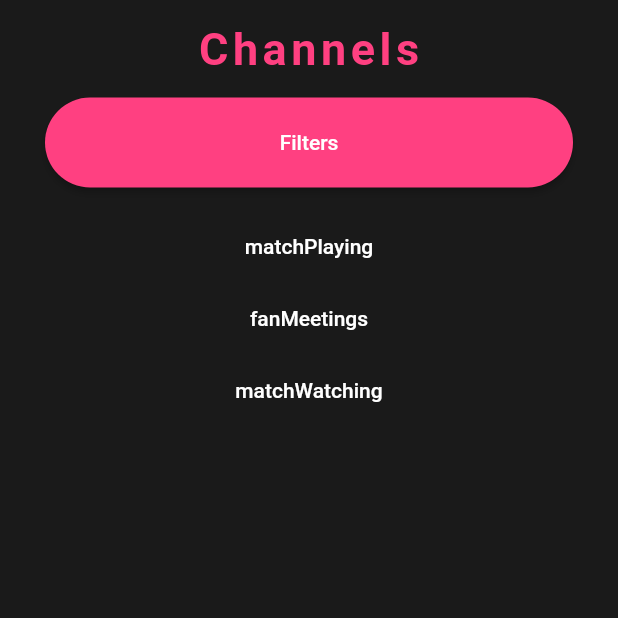
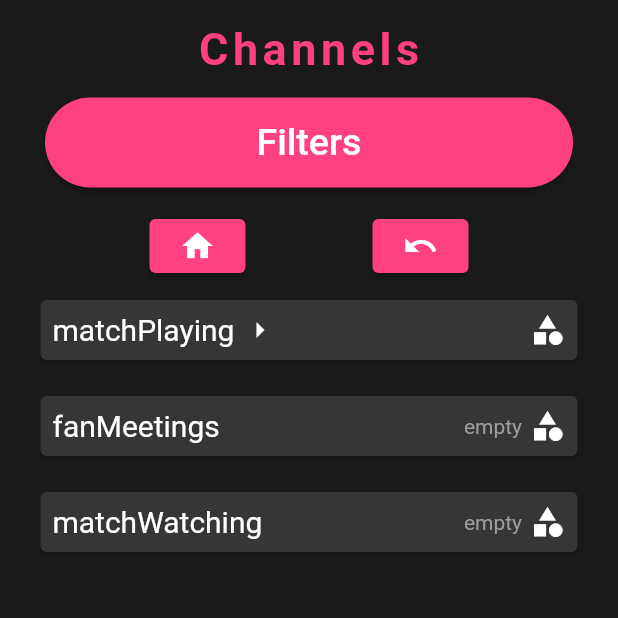
Before and after one commit to IrinUvis/lichee, a Flutter app: the ChannelListScreen screen opened directly, after a tap on "Football", on a phone screen of 412 x 824 dp, the top half of it. Run offline on Flutter 3.47's test engine with Material 2 defaults, Android fonts, the phone set to English and light mode, and no system bars; our stand-ins replace carousel_slider, firebase_auth, firebase_core, rxdart; missing offline and left inert: filter_list; accounts and stored records are empty; network calls fail.

Commit message:
visual improvements in the list
button added - it shows the beginning of the list
next steps are: implement button showing upper level of the channels tree, and huge refactoring

```diff
--- a/lib/screens/channel_list_screen.dart
+++ b/lib/screens/channel_list/channel_list_screen.dart
@@ -1,5 +1,4 @@
 import 'package:flutter/material.dart';
-import 'package:flutter_treeview/flutter_treeview.dart';
 import 'package:filter_list/filter_list.dart';
 import 'package:lichee/constants.dart';
 
@@ -25,16 +24,25 @@ class _ChannelListScreenState extends State<ChannelListScreen> {
 
   void feedNodesListByParentId(List<ChannelTreeNode> table, String parentId) {
     for (var element in nodesList) {
-      print(element.name);
-      print(element.parentId);
-      print(parentId);
-      print('');
       if (element.parentId == parentId) {
         table.add(element);
       }
     }
-    print(temp);
   }
+
+  // void feedNodesListWithParentLevelNodes() {
+  //   String? idOfParentOfParent;
+  //   for (var element in nodesList) {
+  //     if (element.id == parentId) {
+  //       idOfParentOfParent = element.parentId;
+  //       break;
+  //     }
+  //   }
+  //   if (idOfParentOfParent != null) {
+  //     nodes.clear();
+  //     feedNodesListByParentId(nodes, idOfParentOfParent);
+  //   }
+  // }
 
   @override
   void initState() {
@@ -60,6 +68,35 @@ class _ChannelListScreenState extends State<ChannelListScreen> {
                 text: 'Filters',
                 callback: _openFilterDialog,
               ),
+              Row(
+                mainAxisAlignment: MainAxisAlignment.spaceEvenly,
+                children: [
+                  ElevatedButton(
+                    onPressed: () {
+                      nodes.clear();
+                      feedCategoriesList();
+                      setState(() {});
+                    },
+                    child: const Icon(
+                      Icons.home,
+                      color: Colors.white,
+                    ),
+                    style: ElevatedButton.styleFrom(primary: Colors.pinkAccent),
+                  ),
+                  ElevatedButton(
+                    onPressed: () {
+                      // setState(() {
+                      //   feedNodesListWithParentLevelNodes();
+                      // });
+                    },
+                    child: const Icon(
+                      Icons.undo,
+                      color: Colors.white,
+                    ),
+                    style: ElevatedButton.styleFrom(primary: Colors.pinkAccent),
+                  ),
+                ],
+              ),
               Expanded(
                 child: Container(
                   color: const Color(0xFF1A1A1A),
@@ -69,18 +106,61 @@ class _ChannelListScreenState extends State<ChannelListScreen> {
                       String nodeName;
                       nodeName = nodes[index].name;
                       return TextButton(
-                            onPressed: nodes[index].childrenIds == null ? null : () {
+                        onPressed: nodes[index].childrenIds == null
+                            ? null
+                            : () {
                                 String parentId = nodes[index].id;
-                              //nodes.clear();
                                 temp.clear();
                                 nodes.clear();
                                 feedNodesListByParentId(temp, parentId);
                                 nodes = temp;
-                              print(nodes);
-                              setState(() {
-
-                              });
-                            }, child: Text(nodeName, style: const TextStyle(color: Colors.white),));
+                                setState(() {});
+                              },
+                        child: Card(
+                          color: const Color(0xFF363636),
+                          child: Padding(
+                            padding: const EdgeInsets.all(8.0),
+                            child: Row(
+                              mainAxisAlignment: MainAxisAlignment.spaceBetween,
+                              children: [
+                                Row(
+                                  children: [
+                                    Text(
+                                      nodeName,
+                                      style: const TextStyle(
+                                          color: Colors.white, fontSize: 20.0),
+                                    ),
+                                    const SizedBox(
+                                      width: 5.0,
+                                    ),
+                                    nodes[index].childrenIds != null
+                                        ? const Icon(
+                                            Icons.arrow_right,
+                                            color: Colors.white,
+                                          )
+                                        : Container(),
+                                  ],
+                                ),
+                                Row(
+                                  children: [
+                                    nodes[index].childrenIds == null
+                                        ? const Text(
+                                            'empty',
+                                            style:
+                                                TextStyle(color: Colors.grey),
+                                          )
+                                        : Container(),
+                                    const SizedBox(
+                                      width: 5.0,
+                                    ),
+                                    nodes[index].icon
+                                  ],
+                                ),
+                              ],
+                            ),
+                          ),
+                        ),
+                      );
                     },
                   ),
                 ),
@@ -186,7 +266,7 @@ class LicheeButton extends StatelessWidget {
             alignment: Alignment.center,
             child: Text(
               text,
-              style: const TextStyle(color: Colors.white),
+              style: const TextStyle(color: Colors.white, fontSize: 25.0),
             ),
           ),
         ),
@@ -199,49 +279,70 @@ List<ChannelTreeNode> nodesList = [
   ChannelTreeNode(
       id: '1',
       name: 'Football',
-      icon: const Icon(Icons.sports_soccer),
+      icon: const Icon(
+        Icons.category,
+        color: Colors.white,
+      ),
       type: 'Category',
       parentId: null,
       childrenIds: ['4', '5', '6']),
   ChannelTreeNode(
       id: '2',
       name: 'Basketball',
-      icon: const Icon(Icons.sports_soccer),
+      icon: const Icon(
+        Icons.category,
+        color: Colors.white,
+      ),
       type: 'Category',
       parentId: null,
       childrenIds: null),
   ChannelTreeNode(
       id: '3',
       name: 'Volleyball',
-      icon: const Icon(Icons.sports_soccer),
+      icon: const Icon(
+        Icons.category,
+        color: Colors.white,
+      ),
       type: 'Category',
       parentId: null,
       childrenIds: null),
   ChannelTreeNode(
       id: '4',
       name: 'matchPlaying',
-      icon: const Icon(Icons.sports_soccer),
+      icon: const Icon(
+        Icons.category,
+        color: Colors.white,
+      ),
       type: 'Category',
       parentId: '1',
       childrenIds: ['7']),
   ChannelTreeNode(
       id: '5',
       name: 'fanMeetings',
-      icon: const Icon(Icons.sports_soccer),
+      icon: const Icon(
+        Icons.category,
+        color: Colors.white,
+      ),
       type: 'Category',
       parentId: '1',
       childrenIds: null),
   ChannelTreeNode(
       id: '6',
       name: 'matchWatching',
-      icon: const Icon(Icons.sports_soccer),
+      icon: const Icon(
+        Icons.category,
+        color: Colors.white,
+      ),
       type: 'Category',
       parentId: '1',
       childrenIds: null),
   ChannelTreeNode(
       id: '7',
       name: 'Match 3x3',
-      icon: const Icon(Icons.sports_soccer),
+      icon: const Icon(
+        Icons.chat,
+        color: Colors.white,
+      ),
       type: 'Channel',
       parentId: '4',
       childrenIds: null),
--- a/lib/screens/tabs_screen.dart
+++ b/lib/screens/tabs_screen.dart
@@ -1,6 +1,6 @@
 import 'package:flutter/material.dart';
 import 'package:lichee/screens/add_channel_screen.dart';
-import 'package:lichee/screens/channel_list_screen.dart';
+import 'package:lichee/screens/channel_list/channel_list_screen.dart';
 import 'package:lichee/screens/chat_list_screen.dart';
 import 'package:lichee/screens/home_screen.dart';
 import 'package:lichee/screens/profile_screen.dart';
--- a/pubspec.yaml
+++ b/pubspec.yaml
@@ -18,7 +18,6 @@ dependencies:
   firebase_auth: ^3.3.0
   firebase_core: ^1.10.2
   rxdart: ^0.27.3
-  flutter_treeview: ^1.0.6+1
   filter_list: ^1.0.0
 
 dev_dependencies:
```
Also changed, not shown: pubspec.lock. Lines whose indentation alone changed are shown as unchanged.
